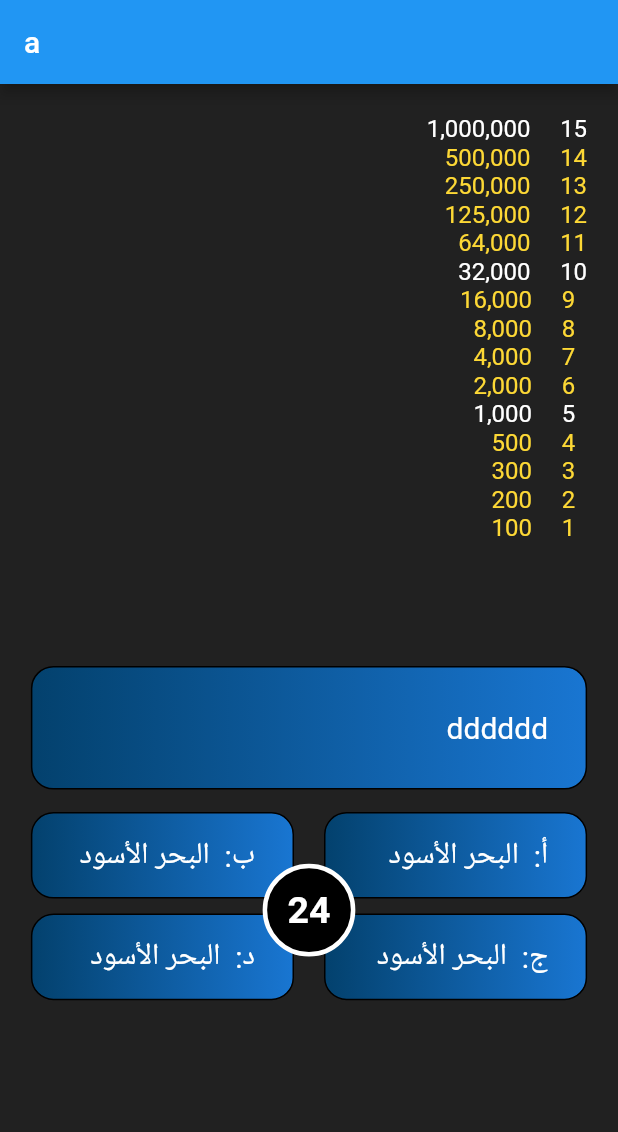
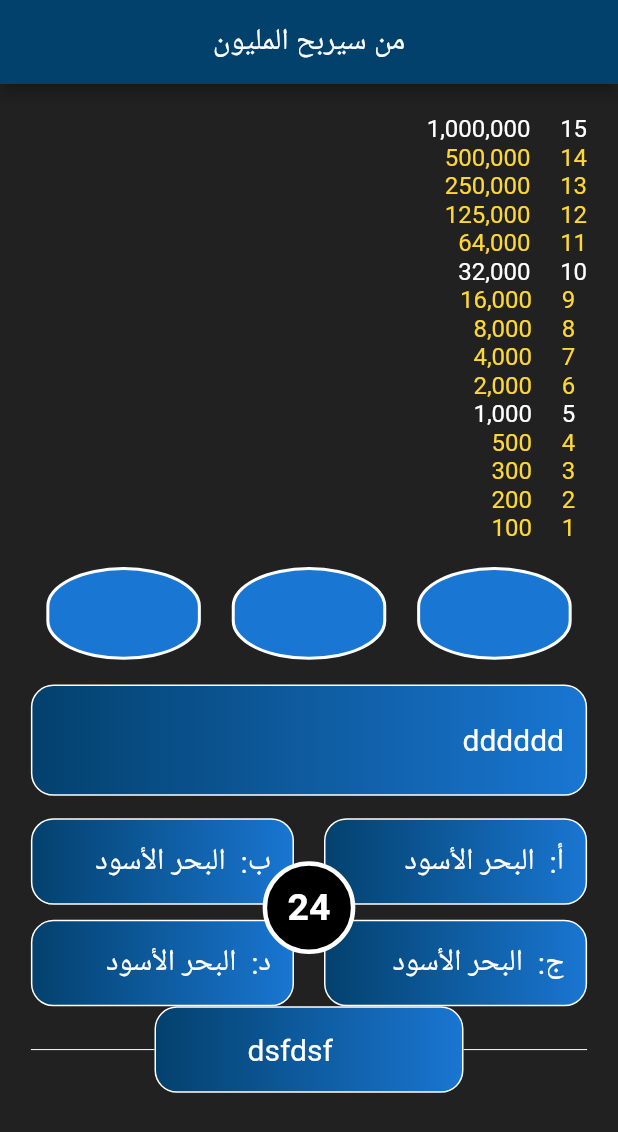
Before and after one commit to ahmadaldali/whoWillWinMillion, a Flutter app: the screen it shows after launch, on a phone screen of 412 x 824 dp. Shown: the top 1132 px of the screen. Run offline on Flutter 3.47's test engine with Material 2 defaults, Android fonts, the phone set to English and light mode, and no system bars.

Commit message:
add help section

```diff
--- a/lib/components/container_section.dart
+++ b/lib/components/container_section.dart
@@ -34,12 +34,13 @@ class ContainerSection extends StatelessWidget {
         },
         child: Consumer<ProviderClass>(builder: (context, sp, child) {
           return Container(
+            alignment: Alignment.centerRight,
             width: 20,
             height: isQuestion
-                ? MediaQuery.of(context).size.height * 0.10
+                ? MediaQuery.of(context).size.height * 0.09
                 : MediaQuery.of(context).size.height * 0.07,
             decoration: BoxDecoration(
-              border: Border.all(color: Colors.black),
+              border: Border.all(color: Colors.white),
               borderRadius: BorderRadius.circular(15),
               //color: Color(0xFF003B6F),
               gradient: LinearGradient(
@@ -50,19 +51,13 @@ class ContainerSection extends StatelessWidget {
               ),
             ),
             child: Padding(
-              padding: EdgeInsets.only(right: 25.0),
-              child: Center(
-                child: Row(
-                  children: [
-                    Expanded(
-                      child: Text(
-                        isQuestion ? 'dddddd' : letter[index] + ' ' + a,
-                        textAlign: TextAlign.end,
-                        style: TextStyle(color: Colors.white, fontSize: 20),
-                      ),
-                    ),
-                  ],
-                ),
+              padding: EdgeInsets.only(
+                right: MediaQuery.of(context).size.width * 0.035,
+              ),
+              child: Text(
+                isQuestion ? 'dddddd' : letter[index] + ' ' + a,
+                //textAlign: TextAlign.end,
+                style: TextStyle(color: Colors.white, fontSize: 20),
               ),
             ),
           );
--- /dev/null
+++ b/lib/components/help.dart
@@ -0,0 +1,24 @@
+import 'package:flutter/material.dart';
+
+class HelpEclipse extends StatelessWidget {
+  @override
+  Widget build(BuildContext context) {
+    return Expanded(
+      child: Container(
+        /////alignment: Alignment.centerLeft,
+        ///
+        margin: EdgeInsets.symmetric(
+            horizontal: MediaQuery.of(context).size.width * 0.025,
+            vertical: MediaQuery.of(context).size.height * 0.02),
+        width: MediaQuery.of(context).size.width * 0.25,
+        height: MediaQuery.of(context).size.width * 0.15,
+        // color: Colors.pink,
+        decoration: BoxDecoration(
+          color: Colors.blue[700],
+          border: Border.all(color: Colors.white, width: 2),
+          borderRadius: new BorderRadius.all(Radius.elliptical(100, 50)),
+        ),
+      ),
+    );
+  }
+}
--- a/lib/home.dart
+++ b/lib/home.dart
@@ -1,7 +1,8 @@
 import 'dart:async';
 import 'package:flutter/material.dart';
 import 'package:who_will_win_million/components/container_section.dart';
-import 'package:who_will_win_million/money_text.dart';
+import 'package:who_will_win_million/components/help.dart';
+import 'package:who_will_win_million/components/money_text.dart';
 
 class MyHomePage extends StatefulWidget {
   @override
@@ -49,7 +50,9 @@ class _MyHomePageState extends State<MyHomePage> {
     return Scaffold(
       backgroundColor: Colors.grey[900],
       appBar: AppBar(
-        title: Text('a'),
+        backgroundColor: Color(0xFF03416D),
+        centerTitle: true,
+        title: Text('من سيربح المليون'),
       ),
       body: Center(
         // Center is a layout widget. It takes a single child and positions it
@@ -57,9 +60,7 @@ class _MyHomePageState extends State<MyHomePage> {
         child: Padding(
           padding: EdgeInsets.all(MediaQuery.of(context).size.width * 0.05),
           child: Column(
-            children: [
-              Row(
-                mainAxisAlignment: MainAxisAlignment.end,
+            crossAxisAlignment: CrossAxisAlignment.end,
             children: [
               Column(
                 crossAxisAlignment: CrossAxisAlignment.end,
@@ -125,11 +126,13 @@ class _MyHomePageState extends State<MyHomePage> {
                     index: 1,
                   ),
                 ],
-                  )
+              ),
+              Row(
+                children: [
+                  HelpEclipse(),
+                  HelpEclipse(),
+                  HelpEclipse(),
                 ],
-              ),
-              SizedBox(
-                height: MediaQuery.of(context).size.height * 0.1,
               ),
               Stack(
                 children: [
@@ -182,7 +185,7 @@ class _MyHomePageState extends State<MyHomePage> {
                   ),
                   Positioned(
                     left: MediaQuery.of(context).size.width * 0.375,
-                    top: MediaQuery.of(context).size.height * 0.16,
+                    top: MediaQuery.of(context).size.height * 0.143,
                     child: Container(
                       width: MediaQuery.of(context).size.width * 0.15,
                       height: MediaQuery.of(context).size.width * 0.15,
@@ -205,6 +208,45 @@ class _MyHomePageState extends State<MyHomePage> {
                   ),
                 ],
               ),
+              Row(
+                children: [
+                  Expanded(
+                    child: Divider(
+                      color: Colors.white,
+                    ),
+                  ),
+                  Container(
+                    alignment: Alignment.center,
+                    width: MediaQuery.of(context).size.width * 0.5,
+                    height: MediaQuery.of(context).size.height * 0.07,
+                    decoration: BoxDecoration(
+                      border: Border.all(color: Colors.white),
+                      borderRadius: BorderRadius.circular(15),
+                      //color: Color(0xFF003B6F),
+                      gradient: LinearGradient(
+                        colors: [
+                          Color(0xFF03416D),
+                          Colors.blue[700],
+                        ],
+                      ),
+                    ),
+                    child: Padding(
+                      padding: EdgeInsets.only(right: 25.0),
+                      child: Expanded(
+                        child: Text(
+                          'dsfdsf',
+                          style: TextStyle(color: Colors.white, fontSize: 20),
+                        ),
+                      ),
+                    ),
+                  ),
+                  Expanded(
+                    child: Divider(
+                      color: Colors.white,
+                    ),
+                  ),
+                ],
+              )
             ],
           ),
         ),
```
Also changed, not shown: lib/components/money_text.dart (renamed from lib/money_text.dart). Lines whose indentation alone changed are shown as unchanged.
